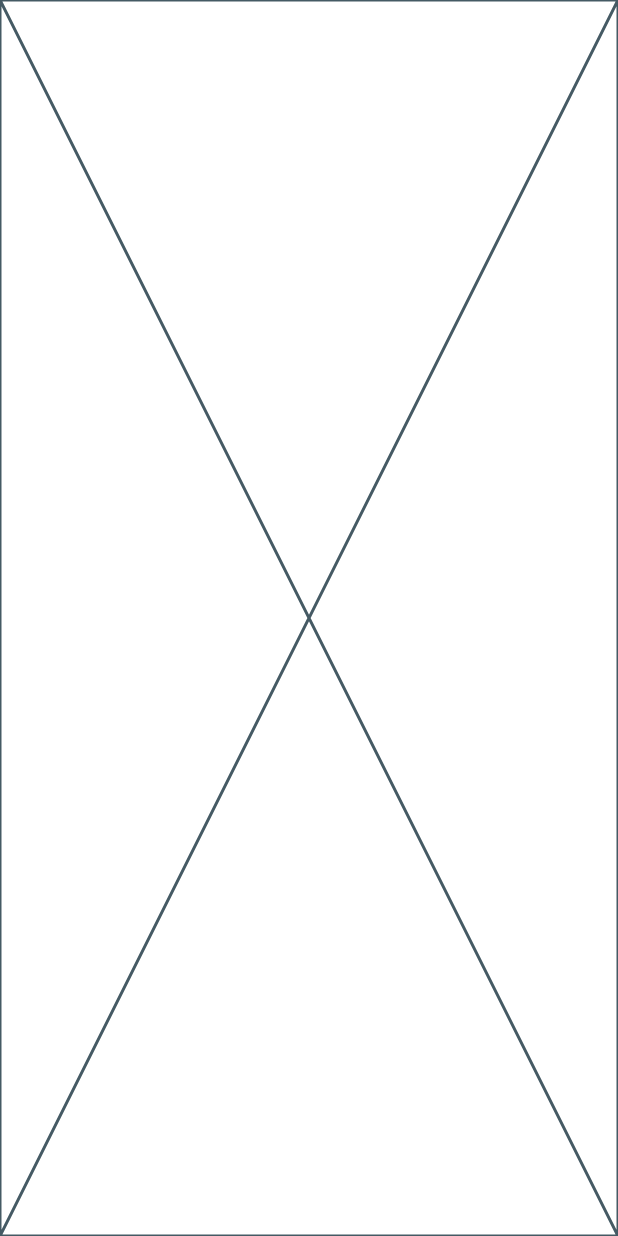
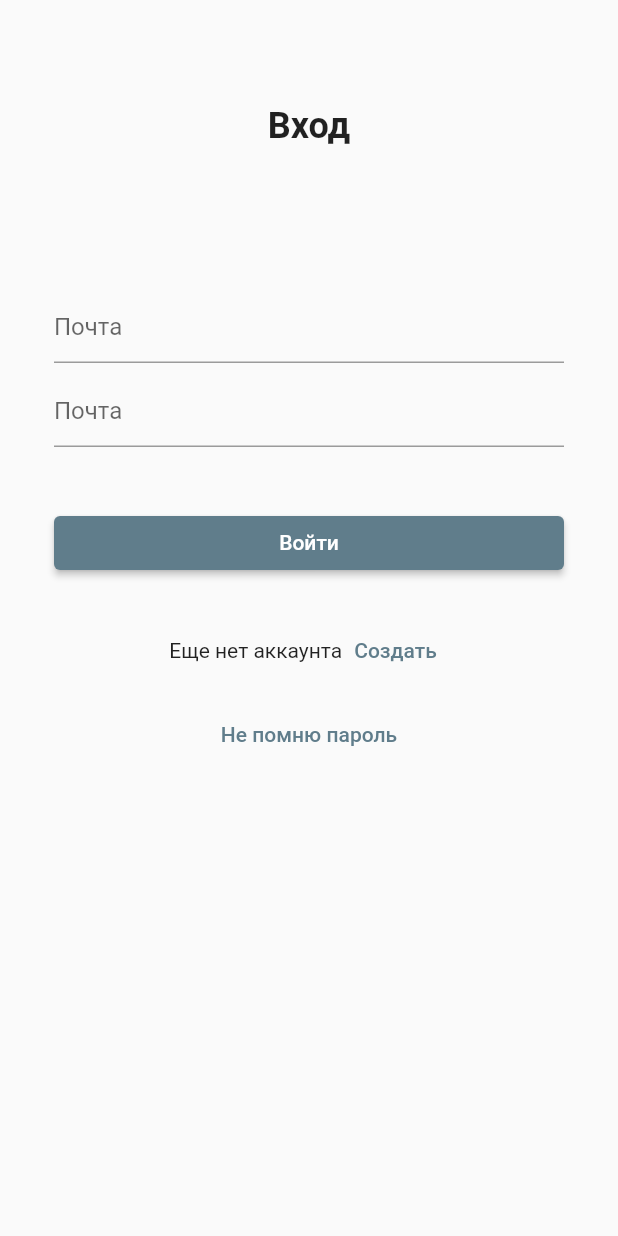
Before and after one commit to azamat87/gift_manager, a Flutter app: the screen it shows after launch, on a phone screen of 412 x 824 dp. Run offline on Flutter 3.47's test engine with Material 2 defaults, Android fonts, the phone set to English and light mode, and no system bars; our stand-ins replace bloc, equatable, flutter_bloc.

Commit message:
bloc login

```diff
--- a/lib/main.dart
+++ b/lib/main.dart
@@ -11,7 +11,7 @@ class MyApp extends StatelessWidget {
   @override
   Widget build(BuildContext context) {
     return MaterialApp(
-      theme: ThemeData(primarySwatch: Colors.orange),
+      theme: ThemeData(primarySwatch: Colors.blueGrey),
       home: const LoginPage(),
     );
   }
--- a/lib/presentation/home/view/home_page.dart
+++ b/lib/presentation/home/view/home_page.dart
@@ -5,6 +5,11 @@ class HomePage extends StatelessWidget {
 
   @override
   Widget build(BuildContext context) {
-    return const Placeholder();
+    return Scaffold(
+      appBar: AppBar(),
+      body: Center(),
+    );
   }
+
+
 }
--- /dev/null
+++ b/lib/presentation/login/bloc/login_bloc.dart
@@ -0,0 +1,18 @@
+import 'dart:async';
+
+import 'package:bloc/bloc.dart';
+import 'package:equatable/equatable.dart';
+
+part 'login_event.dart';
+part 'login_state.dart';
+
+class LoginBloc extends Bloc<LoginEvent, LoginState> {
+  LoginBloc() : super(LoginState.initial()) {
+    on<LoginLoginButtonClicked>(_loginButtonClicked);
+  }
+
+  FutureOr<void> _loginButtonClicked(LoginLoginButtonClicked event, Emitter<LoginState> emit) {
+    emit(state.copyWith(authenticated: true));
+  }
+
+}
--- /dev/null
+++ b/lib/presentation/login/bloc/login_event.dart
@@ -0,0 +1,36 @@
+part of 'login_bloc.dart';
+
+abstract class LoginEvent extends Equatable {
+  const LoginEvent();
+}
+
+class LoginEmailChanged extends LoginEvent {
+
+  final String email;
+
+  const LoginEmailChanged(this.email);
+
+  @override
+  List<Object?> get props => [email];
+
+}
+
+class LoginPasswordChanged extends LoginEvent {
+
+  final String password;
+
+  const LoginPasswordChanged(this.password);
+
+  @override
+  List<Object?> get props => [password];
+
+}
+
+class LoginLoginButtonClicked extends LoginEvent {
+
+  const LoginLoginButtonClicked();
+
+  @override
+  List<Object?> get props => [];
+
+}
--- /dev/null
+++ b/lib/presentation/login/bloc/login_state.dart
@@ -0,0 +1,41 @@
+part of 'login_bloc.dart';
+
+class LoginState extends Equatable {
+  final String email;
+  final String password;
+  final bool emailValid;
+  final bool passwordValid;
+  final bool authenticated;
+
+  const LoginState({required this.email,
+    required this.password,
+    required this.emailValid,
+    required this.passwordValid,
+    required this.authenticated});
+
+  factory LoginState.initial() =>
+      const LoginState(
+          email: '',
+          password: '',
+          emailValid: false,
+          passwordValid: false,
+          authenticated: false);
+
+  LoginState copyWith({
+    final String? email,
+    final String? password,
+    final bool? emailValid,
+    final bool? passwordValid,
+    final bool? authenticated
+  }) {
+    return LoginState(email: email ?? this.email,
+        password: password ?? this.password,
+        emailValid: emailValid ?? this.emailValid,
+        passwordValid: passwordValid ?? this.passwordValid,
+        authenticated: authenticated ?? this.authenticated);
+  }
+
+  @override
+  List<Object?> get props =>
+      [email, password, emailValid, passwordValid, authenticated];
+}
--- a/lib/presentation/login/view/login_page.dart
+++ b/lib/presentation/login/view/login_page.dart
@@ -1,11 +1,82 @@
+import 'package:flutter/material.dart';
+import 'package:flutter_bloc/flutter_bloc.dart';
+import 'package:gift_manager/presentation/home/view/home_page.dart';
 
-import 'package:flutter/material.dart';
+import '../bloc/login_bloc.dart';
 
 class LoginPage extends StatelessWidget {
   const LoginPage({Key? key}) : super(key: key);
 
   @override
   Widget build(BuildContext context) {
-    return const Placeholder();
+    return BlocProvider(
+      create: (context) => LoginBloc(),
+      child: Scaffold(
+        body: _LoginPageWidget(),
+      ),
+    );
   }
 }
+
+class _LoginPageWidget extends StatelessWidget {
+
+  @override
+  Widget build(BuildContext context) {
+    return BlocListener<LoginBloc, LoginState>(
+      listener: (context, state) {
+        if (state.authenticated) {
+          Navigator.of(context).push(MaterialPageRoute(builder: (_) => const HomePage()));
+        }
+      },
+      child: Column(
+        children: [
+          const Spacer(flex: 64),
+          const Center(
+            child: Text(
+              "Вход",
+              style: TextStyle(fontWeight: FontWeight.w600, fontSize: 24),
+            ),
+          ),
+          const Spacer(flex: 88),
+          Padding(padding: EdgeInsets.symmetric(horizontal: 36),
+            child: TextField(
+              decoration: InputDecoration(hintText: "Почта"),
+            ),
+          ),
+          const SizedBox(height: 8,),
+          Padding(padding: EdgeInsets.symmetric(horizontal: 36),
+            child: TextField(
+              decoration: InputDecoration(hintText: "Почта"),
+            ),
+          ),
+          const SizedBox(height: 40,),
+          Padding(
+            padding: const EdgeInsets.symmetric(horizontal: 36),
+            child: SizedBox(
+              width: double.infinity,
+              child: ElevatedButton(onPressed: () {
+                context.read<LoginBloc>().add(const LoginLoginButtonClicked());
+              }, child: const Text("Войти")),
+            ),
+          ),
+          const SizedBox(height: 24,),
+          Row(
+            mainAxisSize: MainAxisSize.min,
+            children: [
+              const Text("Еще нет аккаунта"),
+              TextButton(onPressed: () {
+
+              }, child: const Text("Создать")),
+            ],
+          ),
+          const SizedBox(height: 8,),
+          TextButton(onPressed: () {
+
+          }, child: const Text("Не помню пароль")),
+          const Spacer(flex: 284),
+        ],
+      ),
+    );
+  }
+
+}
```
Also changed, not shown: pubspec.yaml (+2 -10 lines), pubspec.lock.
